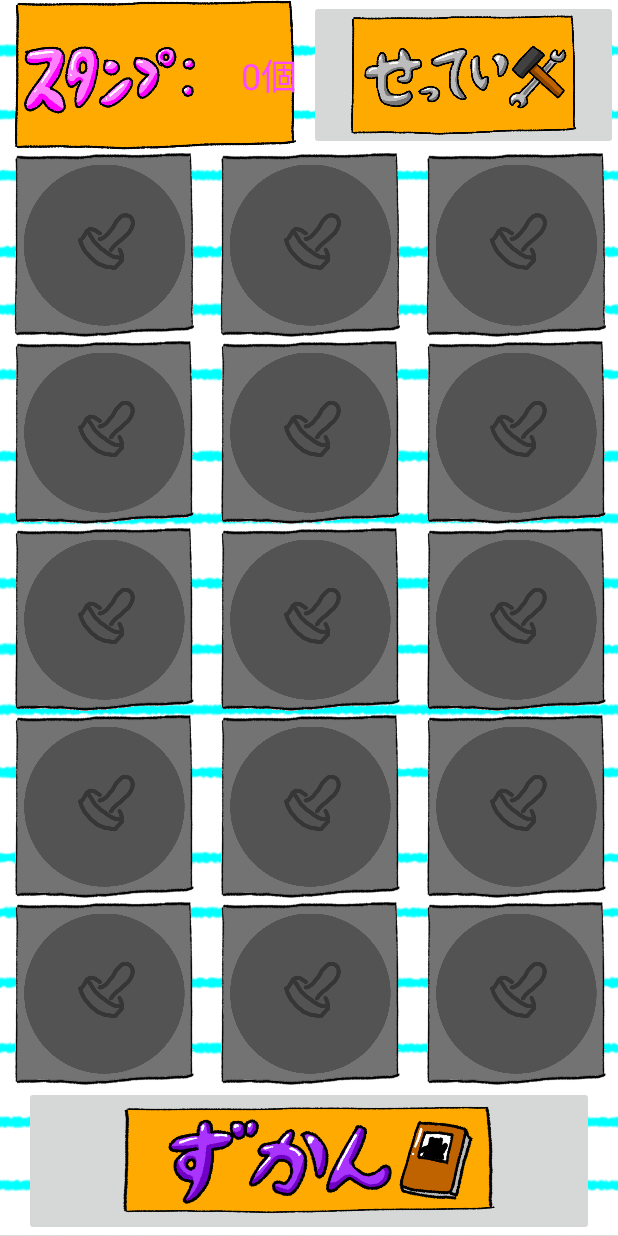
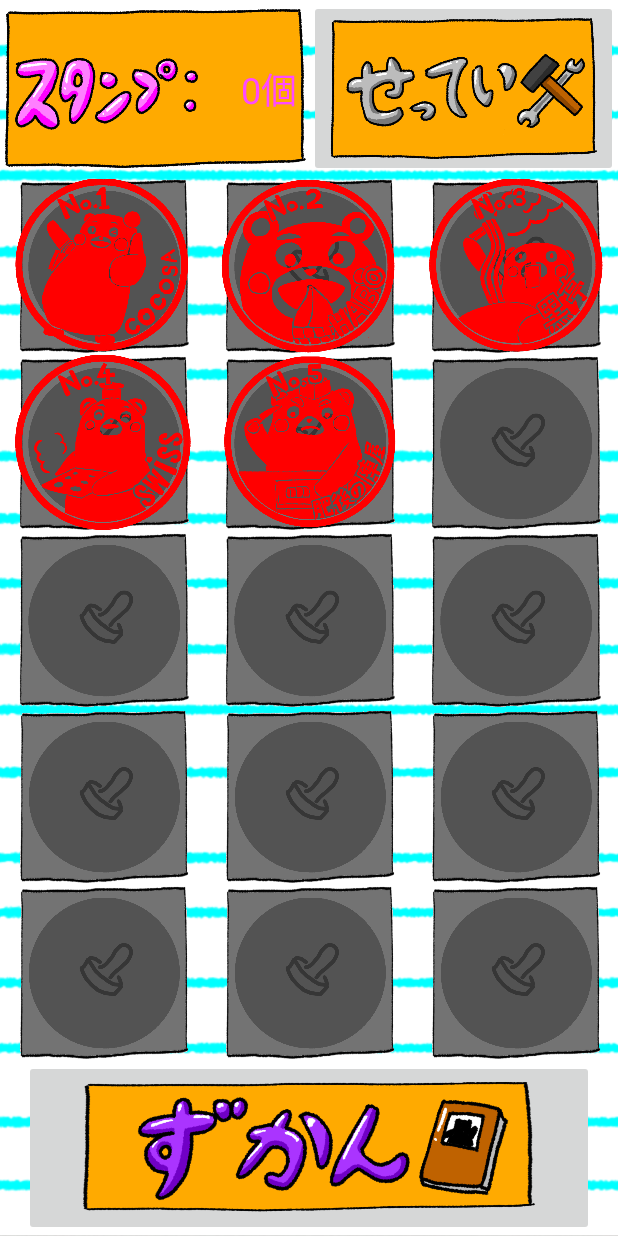
Before and after one commit to megane123321/Kumasuta, an Android app: the screen it shows after launch (MainActivity), on a phone screen of 412 x 824 dp. Run offline under Robolectric (Android 15) with nearby library versions, the phone set to English and light mode, and no system bars.

Commit message:
システムUIに重なって表示される問題を修正

```diff
--- a/app/src/main/java/com/knct_ci4_2025/kumasuta/MainActivity.java
+++ b/app/src/main/java/com/knct_ci4_2025/kumasuta/MainActivity.java
@@ -1,8 +1,9 @@
 package com.knct_ci4_2025.kumasuta;
 
-import android.content.res.Resources;
+import android.content.Intent;
 import android.os.Bundle;
 import android.view.ViewGroup;
+import android.widget.ImageButton;
 import android.widget.TableLayout;
 import android.widget.TableRow;
 import android.widget.TextView;
@@ -23,18 +24,12 @@ public class MainActivity extends AppCompatActivity{
     protected void onCreate(Bundle savedInstanceState) {
         super.onCreate(savedInstanceState);
         EdgeToEdge.enable(this);
-        setContentView(R.layout.activity_main);
-        ViewCompat.setOnApplyWindowInsetsListener(findViewById(R.id.main), (v, insets) -> {
+        setContentView(R.layout.activity_stamp_card);
+        ViewCompat.setOnApplyWindowInsetsListener(findViewById(R.id.stamp_home), (v, insets) -> {
             Insets systemBars = insets.getInsets(WindowInsetsCompat.Type.systemBars());
             v.setPadding(systemBars.left, systemBars.top, systemBars.right, systemBars.bottom);
             return insets;
         });
-    }
-
-    @Override
-    protected void onStart(){
-        super.onStart();
-        setContentView(R.layout.activity_stamp_card);
         ConstraintLayout view=(ConstraintLayout)findViewById(R.id.stamp_home);
         TableLayout stamp_card_view=(TableLayout)findViewById(R.id.stamp_card);
         for (int i = 0; i < StampCard.STAMP_CARD_HEI; i++) {
@@ -44,12 +39,30 @@ public class MainActivity extends AppCompatActivity{
             stamp_card_line.setLayoutParams(line_layout);
             stamp_card_view.addView(stamp_card_line);
             for (int j = 0; j < StampCard.STAMP_CARD_WID; j++) {
-                int index=i*StampCard.STAMP_CARD_WID+j;
                 TableRow.LayoutParams params=new TableRow.LayoutParams();
                 params.weight=1;
-                StampView stamp=new StampView(getBaseContext(),DataBase.card.getStamp(index));
+                StampView stamp=new StampView(getBaseContext());
                 stamp.setLayoutParams(params);
                 stamp_card_line.addView(stamp);
+            }
+        }
+        ImageButton collectionButton=(ImageButton) findViewById(R.id.collection_button);
+        collectionButton.setOnClickListener((v)->{
+            Intent intent=new Intent(getBaseContext(),StampDrawActivity.class);
+            startActivity(intent);
+        });
+    }
+
+    @Override
+    protected void onStart(){
+        super.onStart();
+        ConstraintLayout view=(ConstraintLayout)findViewById(R.id.stamp_home);
+        TableLayout stamp_card_view=(TableLayout)findViewById(R.id.stamp_card);
+        for (int i = 0; i < StampCard.STAMP_CARD_HEI; i++) {
+            TableRow stamp_card_line=(TableRow)stamp_card_view.getChildAt(i);
+            for (int j = 0; j < StampCard.STAMP_CARD_WID; j++) {
+                int index=i*StampCard.STAMP_CARD_WID+j;
+                ((StampView)stamp_card_line.getChildAt(j)).setStamp(DataBase.card.getStamp(index));
             }
         }
         TextView stamp_num=(TextView)findViewById(R.id.stampNum);
--- a/app/src/main/java/com/knct_ci4_2025/kumasuta/stamp/StampCard.java
+++ b/app/src/main/java/com/knct_ci4_2025/kumasuta/stamp/StampCard.java
@@ -32,11 +32,15 @@ public class StampCard {
         return card.size();
     }
 
+    static int foo=0;
+
     public Stamp getStamp(int index){
+        foo++;
+        System.out.println(foo);
         try {
             return card.get(index);
         }catch (IndexOutOfBoundsException e){
-            return new Stamp();
+            return new Stamp(foo);
         }
     }
 }
--- a/app/src/main/java/com/knct_ci4_2025/kumasuta/stamp/StampDrawActivity.java
+++ b/app/src/main/java/com/knct_ci4_2025/kumasuta/stamp/StampDrawActivity.java
@@ -9,16 +9,12 @@ import androidx.appcompat.app.AppCompatActivity;
 import com.knct_ci4_2025.kumasuta.*;
 
 public class StampDrawActivity extends AppCompatActivity {
-//    final static int STAMP_CARD_WID=3;
-//    final static int STAMP_CARD_HEI=5;
-//
-//    @Override
-//    protected void onCreate(Bundle bundle){
-//        super.onCreate(bundle);
-//        setContentView(R.layout.activity_stamp_card);
-//        View view=findViewById(R.id.stamp_home);
-//        TableRow stamp_table=(TableRow)findViewById(R.id.stamp_card_0);
-//        stamp_table.addView(new Button(this.getBaseContext()));
-//        setContentView(view);
-//    }
+    final static int STAMP_CARD_WID=3;
+    final static int STAMP_CARD_HEI=5;
+
+    @Override
+    protected void onCreate(Bundle bundle){
+        super.onCreate(bundle);
+        setContentView(R.layout.activity_main);
+    }
 }
--- a/app/src/main/java/com/knct_ci4_2025/kumasuta/stamp/StampView.java
+++ b/app/src/main/java/com/knct_ci4_2025/kumasuta/stamp/StampView.java
@@ -29,11 +29,33 @@ public class StampView extends ConstraintLayout {
     public ImageButton getButton(){
         return (ImageButton)button;
     }
+
+    public void setStamp(int id){
+        button.setStamp(id);
+    }
+
+    public void setStamp(Stamp stamp){
+        button.setStamp(stamp);
+    }
 }
 
 class StampButton extends AppCompatImageButton implements View.OnClickListener {
     public StampButton(Context context,Stamp stamp){
         super(context);
+        setStamp(stamp);
+        setOnClickListener(this);
+    }
+
+    @Override
+    public void onClick(View view){
+        System.out.println(view.toString());
+    }
+
+    public void setStamp(int id){
+        setStamp(new Stamp(id));
+    }
+
+    public void setStamp(Stamp stamp){
         int drawable_id;
         switch (stamp.id){
             case StampId.STAMP_1:
@@ -63,12 +85,8 @@ class StampButton extends AppCompatImageButton implements View.OnClickListener {
         if (drawable_id!=R.drawable.stamp_empty){
             setImageResource(drawable_id);
             setScaleType(ImageView.ScaleType.FIT_CENTER);
-        }
-        setOnClickListener(this);
-    }
-
-    @Override
-    public void onClick(View view){
-        System.out.println(view.toString());
+        }else{
+            setImageDrawable(null);
         }
     }
+}
--- a/app/src/main/res/layout/activity_stamp_card.xml
+++ b/app/src/main/res/layout/activity_stamp_card.xml
@@ -28,36 +28,21 @@
         app:layout_constraintTop_toTopOf="parent"
         app:srcCompat="@drawable/bg_1" />
 
-    <TableLayout
-        android:id="@+id/stamp_card"
+    <LinearLayout
         android:layout_width="0dp"
         android:layout_height="0dp"
-        app:layout_constraintBottom_toTopOf="@+id/collection_button"
+        android:orientation="vertical"
+        app:layout_constraintBottom_toBottomOf="parent"
         app:layout_constraintEnd_toEndOf="parent"
         app:layout_constraintStart_toStartOf="parent"
-        app:layout_constraintTop_toBottomOf="@+id/linearLayout"/>
-
-    <ImageButton
-        android:id="@+id/collection_button"
-        android:layout_width="0dp"
-        android:layout_height="100dp"
-        android:layout_marginStart="16dp"
-        android:layout_marginEnd="16dp"
-        android:scaleType="fitCenter"
-        app:layout_constraintBottom_toBottomOf="parent"
-        app:layout_constraintEnd_toEndOf="parent"
-        app:layout_constraintHorizontal_bias="0.495"
-        app:layout_constraintStart_toStartOf="parent"
-        app:srcCompat="@drawable/collection" />
+        app:layout_constraintTop_toTopOf="parent">
 
         <LinearLayout
             android:id="@+id/linearLayout"
-        android:layout_width="0dp"
-        android:layout_height="100dp"
-        android:orientation="horizontal"
-        app:layout_constraintEnd_toEndOf="parent"
-        app:layout_constraintStart_toStartOf="parent"
-        app:layout_constraintTop_toTopOf="parent">
+            android:layout_width="match_parent"
+            android:layout_height="match_parent"
+            android:layout_weight="6"
+            android:orientation="horizontal">
 
             <androidx.constraintlayout.widget.ConstraintLayout
                 android:layout_width="match_parent"
@@ -102,4 +87,22 @@
                 app:srcCompat="@drawable/settings" />
         </LinearLayout>
 
+        <TableLayout
+            android:id="@+id/stamp_card"
+            android:layout_width="match_parent"
+            android:layout_height="match_parent"
+            android:layout_weight="2" />
+
+        <ImageButton
+            android:id="@+id/collection_button"
+            android:layout_width="match_parent"
+            android:layout_height="match_parent"
+            android:layout_marginStart="16dp"
+            android:layout_marginEnd="16dp"
+            android:layout_weight="6"
+            android:scaleType="fitCenter"
+            app:srcCompat="@drawable/collection" />
+
+    </LinearLayout>
+
 </androidx.constraintlayout.widget.ConstraintLayout>
```
Lines whose indentation alone changed are shown as unchanged.
